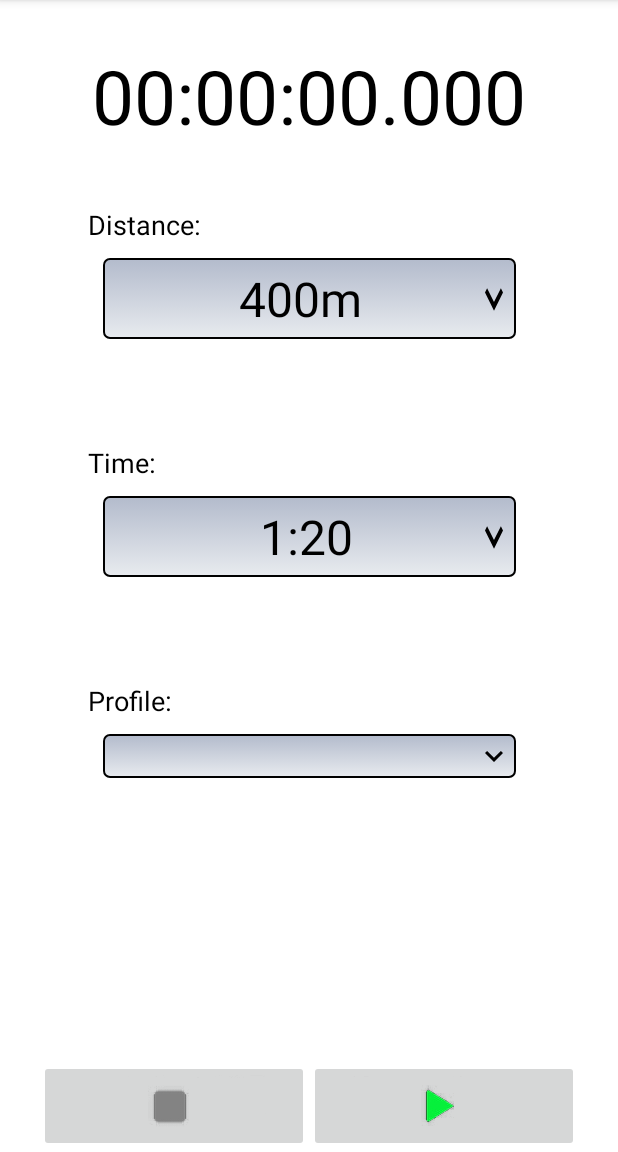
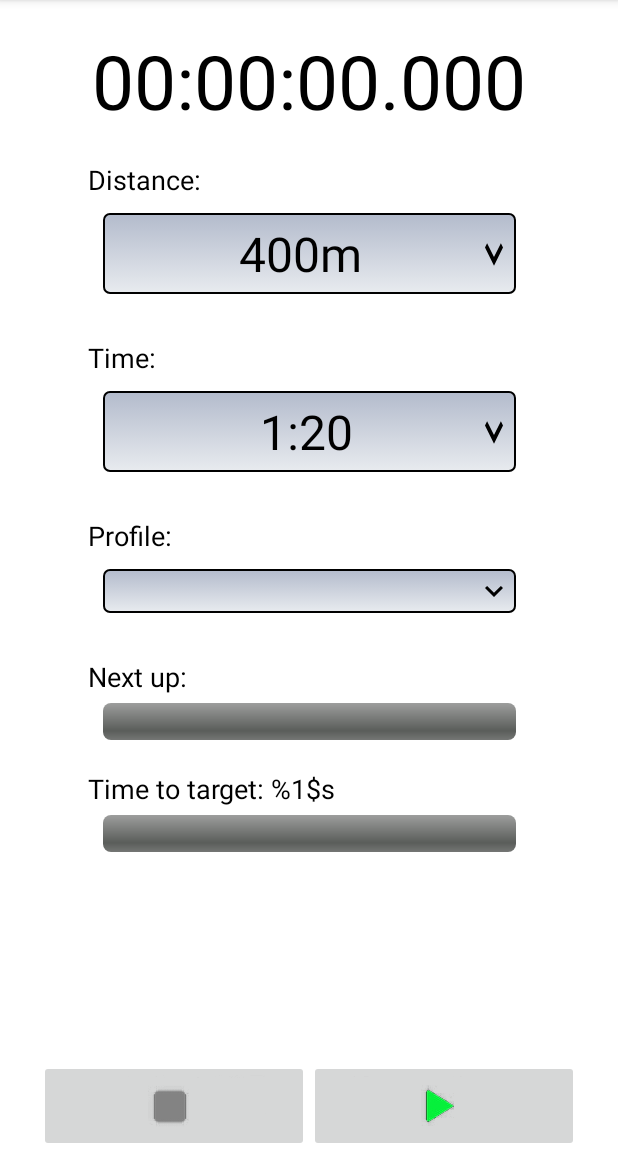
Before and after one commit to fig7/TrackPacer, an Android app: the screen it shows after launch (MainActivity), on a phone screen of 412 x 824 dp, the part 84-1236 px from its top. Run offline under Robolectric (Android 15) with nearby library versions, the phone set to English and light mode, and no system bars.

Commit message:
Adding progress info. Added 2K and 4K distances.

```diff
--- a/app/src/main/java/com/fig7/trackpacer/MainActivity.kt
+++ b/app/src/main/java/com/fig7/trackpacer/MainActivity.kt
@@ -33,7 +33,7 @@ import androidx.core.content.ContextCompat
 // Resume pacing
 // Auto pause on phone call, or other audio request?
 // Error handling on start / convert to jetpack / code review / ship!
-// Add history + set own times (edit times)
+// Add history + set own times (edit times, and edit distances). With runpacer: could do set a point on a map and set the time (use GPS, eek!).
 
 private const val cancelledClip = R.raw.cancelled
 private const val pauseClip     = R.raw.paused
@@ -56,6 +56,9 @@ class MainActivity : AppCompatActivity(), AdapterView.OnItemSelectedListener {
 
     private lateinit var timerView: TextView
 
+    private lateinit var nextUpLabel: TextView
+    private lateinit var nextUpProgress : ProgressBar
+
     private val requestPermissionLauncher = registerForActivityResult(RequestPermission()) { isGranted: Boolean ->
         if (isGranted) {
             beginPacing()
@@ -73,6 +76,9 @@ class MainActivity : AppCompatActivity(), AdapterView.OnItemSelectedListener {
                 stopButton.setImageDrawable(AppCompatResources.getDrawable(this@MainActivity, R.drawable.stop))
                 stopButton.isEnabled = true
                 stopButton.isClickable = true
+
+                nextUpLabel.text = getString(R.string.nextup, "")
+                nextUpProgress.progress = 0
 
                 handler.postDelayed(runnable, 100)
             }
@@ -108,6 +114,12 @@ class MainActivity : AppCompatActivity(), AdapterView.OnItemSelectedListener {
 
         timerView = findViewById(R.id.text_time)
         timerView.text = getString(R.string.base_time, "", "00", "00", "00", "000")
+
+        nextUpLabel = findViewById(R.id.nextup_label)
+        nextUpLabel.text = getString(R.string.nextup, "")
+
+        nextUpProgress = findViewById(R.id.nextup_progress)
+        nextUpProgress.progress = 0
 
         goButton = findViewById(R.id.button_go)
         goButton.setOnClickListener {
@@ -172,6 +184,8 @@ class MainActivity : AppCompatActivity(), AdapterView.OnItemSelectedListener {
             goButton.setImageDrawable(AppCompatResources.getDrawable(this@MainActivity, R.drawable.pause))
             goButton.isClickable = true
             goButton.isEnabled = true
+        } else {
+            nextUpProgress.progress = (100.0*waypointService.waypointProgress(elapsedTime)).toInt()
         }
 
         val hrs = elapsedTime / 3600000L
@@ -190,6 +204,7 @@ class MainActivity : AppCompatActivity(), AdapterView.OnItemSelectedListener {
         val msStr = String.format("%03d", ms)
 
         timerView.text = getString(R.string.base_time, sgnStr, hrsStr, minsStr, secsStr, msStr)
+        nextUpLabel.text = getString(R.string.nextup, waypointService.waypointName())
         handler.postDelayed(runnable, 100)
     }
 
--- a/app/src/main/java/com/fig7/trackpacer/WaypointCalculator.kt
+++ b/app/src/main/java/com/fig7/trackpacer/WaypointCalculator.kt
@@ -4,7 +4,9 @@ val distanceMap = mapOf("400m"   to 400.0,
                         "800m"   to 800.0,
                         "1200m"  to 1200.0,
                         "1500m"  to 1500.0,
+                        "2000m"  to 2000.0,
                         "3000m"  to 3000.0,
+                        "4000m"  to 4000.0,
                         "5000m"  to 5000.0,
                         "10000m" to 10000.0,
                         "1 mile" to 1609.34)
@@ -13,7 +15,9 @@ val waypointMap = mapOf("400m"    to Array(8)   { i -> 50.0 + 50.0*i },
                         "800m"    to Array(16)  { i -> 50.0 + 50.0*i },
                         "1200m"   to Array(24)  { i -> 50.0 + 50.0*i },
                         "1500m"   to Array(30)  { i -> 50.0 + 50.0*i },
+                        "2000m"   to Array(40)  { i -> 50.0 + 50.0*i },
                         "3000m"   to Array(60)  { i -> 50.0 + 50.0*i },
+                        "4000m"   to Array(80)  { i -> 50.0 + 50.0*i },
                         "5000m"   to Array(100) { i -> 50.0 + 50.0*i },
                         "10000m"  to Array(200) { i -> 50.0 + 50.0*i },
                         "1 mile"  to Array(32)  { i -> 59.34 + 50.0*i })
@@ -25,7 +29,7 @@ class WaypointCalculator {
     private var totalDistance = -1.0
     private var totalTime = -1.0
 
-    private fun waypointTime(): Double {
+    fun waypointTime(): Double {
         return (waypointList[currentWaypoint] * totalTime) / totalDistance
     }
 
--- a/app/src/main/res/layout/activity_main.xml
+++ b/app/src/main/res/layout/activity_main.xml
@@ -18,7 +18,7 @@
 
     <Space
       android:layout_width="match_parent"
-      android:layout_height="30dp" />
+      android:layout_height="20dp" />
 
     <TextView
       android:id="@+id/text_time"
@@ -42,7 +42,7 @@
 
     <Space
       android:layout_width="match_parent"
-      android:layout_height="40dp" />
+      android:layout_height="20dp"/>
 
     <TextView
       android:layout_width="match_parent"
@@ -60,7 +60,7 @@
 
     <Space
       android:layout_width="match_parent"
-      android:layout_height="60dp" />
+      android:layout_height="20dp" />
 
     <TextView
       android:layout_width="match_parent"
@@ -72,13 +72,13 @@
 
     <Spinner
       android:id="@+id/spinner_time"
-      android:layout_width="match_parent"
+      android:layout_width="275dp"
       android:layout_height="wrap_content"
       style="@style/spinner_style"/>
 
     <Space
       android:layout_width="match_parent"
-      android:layout_height="60dp" />
+      android:layout_height="20dp" />
 
     <TextView
       android:layout_width="match_parent"
@@ -90,9 +90,57 @@
 
     <Spinner
       android:id="@+id/spinner_profile"
+      android:layout_width="275dp"
+      android:layout_height="wrap_content"
+      style="@style/spinner_style"/>
+
+    <Space
+      android:layout_width="match_parent"
+      android:layout_height="20dp" />
+
+    <TextView
+      android:id="@+id/nextup_label"
       android:layout_width="match_parent"
       android:layout_height="wrap_content"
-      style="@style/spinner_style"/>
+      android:gravity="start"
+      android:textColor="@color/black"
+      android:textSize="18sp"/>
+
+    <ProgressBar
+      android:id="@+id/nextup_progress"
+      android:layout_width="285dp"
+      android:layout_height="30dp"
+
+      android:paddingTop="5dp"
+      android:paddingStart="10dp"
+      tools:ignore="RtlSymmetry"
+
+      style="@android:style/Widget.ProgressBar.Horizontal"/>
+
+    <Space
+      android:layout_width="match_parent"
+      android:layout_height="20dp"/>
+
+    <TextView
+      android:id="@+id/timeto_label"
+      android:layout_width="match_parent"
+      android:layout_height="wrap_content"
+      android:gravity="start"
+      android:textColor="@color/black"
+      android:textSize="18sp"
+      android:text="@string/timeto"/>
+
+    <ProgressBar
+      android:id="@+id/timeto_progress"
+      android:layout_width="285dp"
+      android:layout_height="30dp"
+
+      android:paddingTop="5dp"
+      android:paddingStart="10dp"
+      tools:ignore="RtlSymmetry"
+
+      style="@android:style/Widget.ProgressBar.Horizontal"
+      android:progress="0"/>
   </LinearLayout>
 
   <LinearLayout
--- a/app/src/main/res/values/distances.xml
+++ b/app/src/main/res/values/distances.xml
@@ -5,7 +5,9 @@
     <item>800m+    2:40,2:50,3:00,3:10,3:20,3:30,3:40,3:50,4:00</item>
     <item>1200m+   4:00,4:15,4:30,4:45,5:00,5:15,5:30,5:45,6:00</item>
     <item>1500m+   6:00,6:15,6:30,6:45,7:00,7:15,7:30,7:45,8:00</item>
+    <item>2000m+   7:30,7:45,8:00,8:15,8:30,8:45,9:00,9:15,9:30</item>
     <item>3000m+  11:30,11:45,12:00,12:30,13:00,13:30,14:00,14:30,15:00,17:30,20:00</item>
+    <item>4000m+  16:00,16:30,17:00,17:30,18:00,18:30,19:00,19:30,20:00,12:30,25:00</item>
     <item>5000m+  21:00,21:30,22:00,22:30,23:00,23:30,24:00,24:30,25:00,27:30,30:00</item>
     <item>10000m+ 42:00,43:00,44:00,45:00,46:00,47:00,48:00,49:00,50:00,55:00,60:00</item>
     <item>1 mile+  6:00,6:15,6:30,6:45,7:00,7:15,7:30,7:45,8:00</item>
--- a/app/src/main/res/values/strings.xml
+++ b/app/src/main/res/values/strings.xml
@@ -5,4 +5,6 @@
   <string name="label_distance">Distance:</string>
   <string name="label_time">Time:</string>
   <string name="label_profile">Profile:</string>
+  <string name="nextup">Next up: %1$s</string>
+  <string name="timeto">Time to target: %1$s</string>
 </resources>
```
Also changed, not shown: app/src/main/java/com/fig7/trackpacer/WaypointService.kt (+66 -40 lines).
